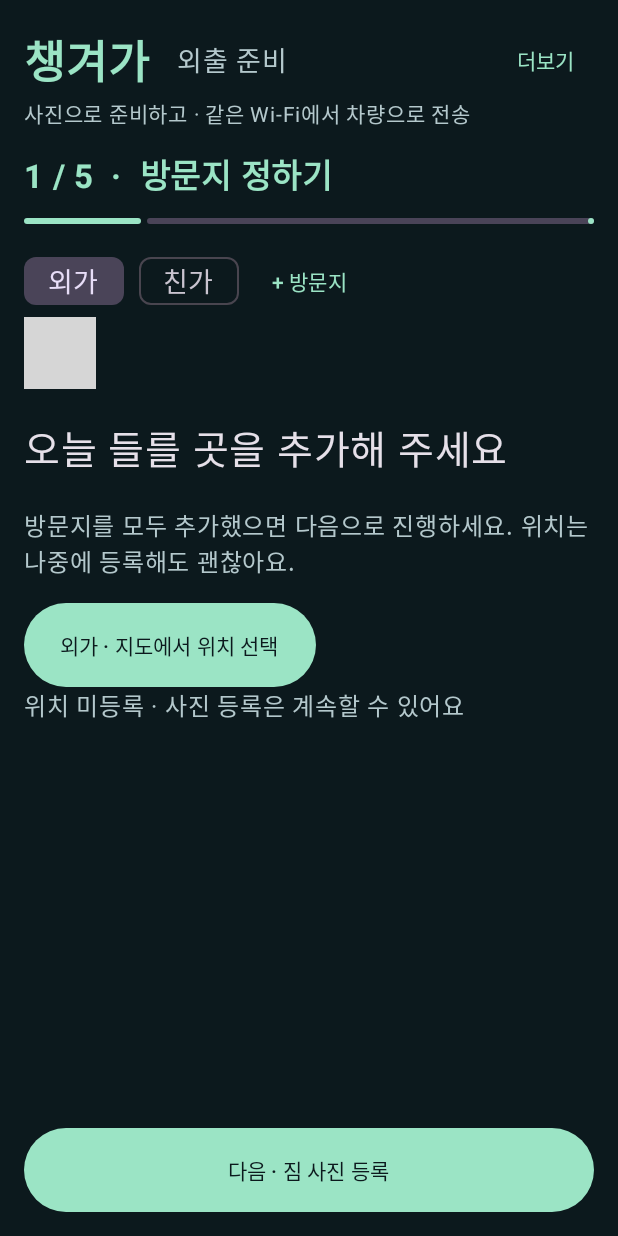
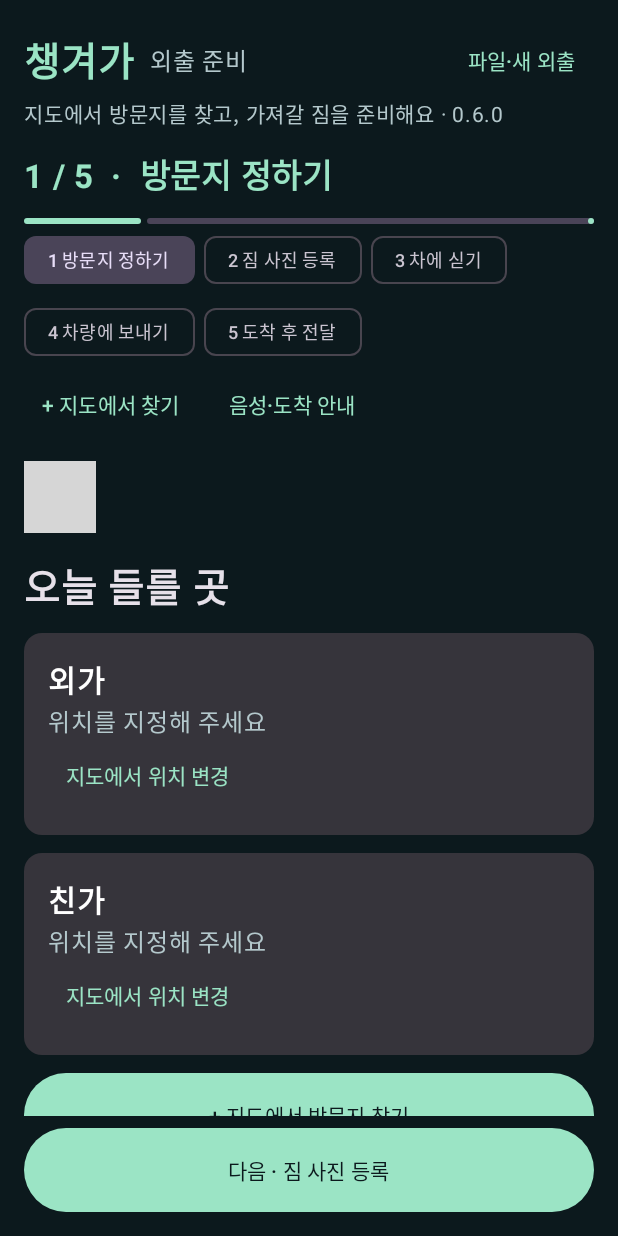
Before and after one commit to park-rudxo/hyundai_app, an Android app built with Jetpack Compose: the screen it shows after launch (MainActivity), after a tap on "예시로 둘러보기", on a phone screen of 412 x 824 dp. Run offline under Robolectric (Android 15) with nearby library versions, the phone set to English and light mode, and no system bars; 1 statement that could not run was skipped; grey boxes are pictures that could not be loaded.

Commit message:
Make trip setup map-first and fix system bar insets

```diff
--- a/android/app/build.gradle.kts
+++ b/android/app/build.gradle.kts
@@ -22,8 +22,8 @@ android {
         applicationId = "io.changyeoga.app"
         minSdk = 26
         targetSdk = 35
-        versionCode = 6
-        versionName = "0.5.1"
+        versionCode = 7
+        versionName = "0.6.0"
         testInstrumentationRunner = "androidx.test.runner.AndroidJUnitRunner"
         manifestPlaceholders["naverMapKey"] = naverMapKey
         buildConfigField("boolean", "HAS_NAVER_MAP_KEY", naverMapKey.isNotEmpty().toString())
--- a/android/app/src/main/java/io/changyeoga/app/MainActivity.kt
+++ b/android/app/src/main/java/io/changyeoga/app/MainActivity.kt
@@ -2,6 +2,7 @@ package io.changyeoga.app
 
 import android.os.Bundle
 import android.graphics.BitmapFactory
+import androidx.activity.enableEdgeToEdge
 import androidx.activity.ComponentActivity
 import androidx.activity.compose.rememberLauncherForActivityResult
 import androidx.activity.compose.setContent
@@ -45,6 +46,7 @@ class MainActivity: ComponentActivity() {
     private var signal by mutableStateOf("차량 상태 확인 중")
     override fun onCreate(savedInstanceState: Bundle?) {
         super.onCreate(savedInstanceState)
+        enableEdgeToEdge()
         setContent {
             MaterialTheme(colorScheme = darkColorScheme(primary=Mint,background=Ink,surface=Panel,onSurface=Color.White,onPrimary=Ink)) {
                 val density=LocalDensity.current
@@ -66,6 +68,7 @@ class MainActivity: ComponentActivity() {
     }
 }
 
+@OptIn(ExperimentalLayoutApi::class)
 @Composable
 private fun App(vehicleAllowed: Boolean, signal: String) {
     val context=LocalContext.current
@@ -82,6 +85,7 @@ private fun App(vehicleAllowed: Boolean, signal: String) {
     LaunchedEffect(step) { if(!BuildConfig.IS_VEHICLE) delivery=step==4 }
     var more by remember { mutableStateOf(false) }
     var tools by remember { mutableStateOf(false) }
+    var assistantPanel by rememberSaveable { mutableStateOf(false) }
     val phone = !BuildConfig.IS_VEHICLE
     val steps = listOf("방문지 정하기", "짐 사진 등록", "차에 싣기", "차량에 보내기", "도착 후 전달")
     var simulatedParked by rememberSaveable { mutableStateOf(true) }
@@ -90,6 +94,7 @@ private fun App(vehicleAllowed: Boolean, signal: String) {
     var reset by rememberSaveable { mutableStateOf(false) }
     var pendingStop by rememberSaveable { mutableStateOf<String?>(null) }
     var pendingMapStop by rememberSaveable { mutableStateOf<String?>(null) }
+    var mapCreating by rememberSaveable { mutableStateOf(false) }
     var busy by remember { mutableStateOf(false) }
     var importConfirm by remember { mutableStateOf(false) }
     var wireless by remember { mutableStateOf(false) }
@@ -128,13 +133,25 @@ private fun App(vehicleAllowed: Boolean, signal: String) {
     val placeMap=rememberLauncherForActivityResult(ActivityResultContracts.StartActivityForResult()) { result ->
         val id=pendingMapStop
         pendingMapStop=null
-        if(result.resultCode==android.app.Activity.RESULT_OK && id!=null) {
+        if(result.resultCode==android.app.Activity.RESULT_OK && (id!=null || mapCreating)) {
             val lat=result.data?.getDoubleExtra("latitude",Double.NaN) ?: Double.NaN
             val lon=result.data?.getDoubleExtra("longitude",Double.NaN) ?: Double.NaN
             if(lat.isFinite() && lon.isFinite() && lat in -90.0..90.0 && lon in -180.0..180.0) {
-                commit(trip.copy(stops=trip.stops.map { if(it.id==id) it.copy(latitude=lat,longitude=lon) else it }))
+                val name=result.data?.getStringExtra("name")?.trim().orEmpty().ifBlank { "선택한 장소" }.take(30)
+                if(mapCreating) {
+                    val stop=Stop(name=name,latitude=lat,longitude=lon)
+                    commit(trip.copy(stops=trip.stops+stop,selectedStopId=stop.id))
+                } else commit(trip.copy(stops=trip.stops.map { if(it.id==id) it.copy(name=name,latitude=lat,longitude=lon) else it }))
             } else error="선택한 위치를 읽지 못했습니다. 다시 선택해 주세요."
         }
+    }
+    fun openMap(stop:Stop?=null) {
+        mapCreating=stop==null
+        pendingMapStop=stop?.id
+        val intent=android.content.Intent().setClassName(context,"io.changyeoga.app.PlaceMapActivity")
+        stop?.latitude?.let { intent.putExtra("latitude",it) }
+        stop?.longitude?.let { intent.putExtra("longitude",it) }
+        runCatching { placeMap.launch(intent) }.onFailure { pendingMapStop=null;mapCreating=false;error="지도 화면을 열지 못했습니다." }
     }
     val exporter=rememberLauncherForActivityResult(ActivityResultContracts.CreateDocument("application/zip")) { uri ->
         if(uri!=null) {
@@ -181,12 +198,12 @@ private fun App(vehicleAllowed: Boolean, signal: String) {
         Column(Modifier.fillMaxSize().statusBarsPadding().navigationBarsPadding().padding(horizontal=if(compact) 16.dp else 28.dp,vertical=16.dp)) {
             Row(Modifier.fillMaxWidth(),horizontalArrangement=Arrangement.SpaceBetween,verticalAlignment=Alignment.CenterVertically) {
                 Row(verticalAlignment=Alignment.CenterVertically) {
-                    Text("챙겨가",fontSize=30.sp,fontWeight=FontWeight.Bold,color=Mint)
-                    Spacer(Modifier.width(18.dp))
-                    Text(if(BuildConfig.IS_VEHICLE) "오늘의 방문" else "외출 준비",color=Soft,fontSize=18.sp)
+                    Text("챙겨가",fontSize=26.sp,fontWeight=FontWeight.Bold,color=Mint)
+                    Spacer(Modifier.width(10.dp))
+                    Text(if(BuildConfig.IS_VEHICLE) "오늘의 방문" else "외출 준비",color=Soft,fontSize=16.sp)
                 }
                 Box {
-                    TextButton(onClick={more=true},enabled=allowed&&!busy) { Text("더보기") }
+                    TextButton(onClick={if(phone) tools=true else more=true},enabled=allowed&&!busy) { Text(if(phone) "파일·새 외출" else "더보기") }
                     DropdownMenu(expanded=more,onDismissRequest={more=false}) {
                         DropdownMenuItem(text={Text("새 외출")},onClick={more=false;reset=true})
                         DropdownMenuItem(text={Text("위치·음성 도구")},onClick={more=false;tools=!tools})
@@ -195,7 +212,7 @@ private fun App(vehicleAllowed: Boolean, signal: String) {
                     }
                 }
             }
-            Text(when { BuildConfig.IS_DEMO -> "시연 전용 · 주차와 도착을 직접 선택합니다"; BuildConfig.IS_VEHICLE -> signal; else -> "사진으로 준비하고 · 같은 Wi-Fi에서 차량으로 전송" },color=Soft,fontSize=14.sp)
+            Text(when { BuildConfig.IS_DEMO -> "시연 전용 · 주차와 도착을 직접 선택합니다"; BuildConfig.IS_VEHICLE -> signal; else -> "지도에서 방문지를 찾고, 가져갈 짐을 준비해요 · ${BuildConfig.VERSION_NAME}" },color=Soft,fontSize=14.sp)
             if(allowed && BuildConfig.IS_VEHICLE) Row(Modifier.horizontalScroll(rememberScrollState()),horizontalArrangement=Arrangement.spacedBy(8.dp)) {
                 Button(enabled=!busy&&!loadFailed,onClick={wireless=true}) { Text(if(BuildConfig.IS_VEHICLE) "휴대폰에서 받기" else "차량으로 보내기") }
                 TextButton(enabled=!busy&&!loadFailed,onClick={runCatching { exporter.launch("changyeoga-trip.zip") }.onFailure { error="파일 저장 앱을 열 수 없습니다." }}) { Text("목록 내보내기") }
@@ -205,7 +222,18 @@ private fun App(vehicleAllowed: Boolean, signal: String) {
                 Text("${step+1} / ${steps.size}  ·  ${steps[step]}",color=Mint,modifier=Modifier.padding(vertical=12.dp),fontSize=22.sp,fontWeight=FontWeight.Bold)
                 LinearProgressIndicator(progress={ (step+1)/5f },modifier=Modifier.fillMaxWidth())
             }
-            TripAssistant(trip,allowed&&!busy&&!loadFailed,showControls=tools,onSave={commit(it)},onArrive={ id ->
+            if(phone && trip.stops.isNotEmpty()) {
+                FlowRow(Modifier.fillMaxWidth(),horizontalArrangement=Arrangement.spacedBy(6.dp)) {
+                    steps.forEachIndexed { target,label ->
+                        FilterChip(selected=step==target,onClick={step=target;delivery=target==4},enabled=!busy,label={Text("${target+1} ${label}",fontSize=12.sp)})
+                    }
+                }
+            }
+            if(phone) Row(Modifier.fillMaxWidth(),horizontalArrangement=Arrangement.spacedBy(8.dp)) {
+                TextButton(onClick={openMap()},enabled=allowed&&!busy) { Text("+ 지도에서 찾기") }
+                TextButton(onClick={assistantPanel=!assistantPanel},enabled=allowed&&!busy) { Text(if(assistantPanel) "음성·도착 안내 닫기" else "음성·도착 안내") }
+            }
+            TripAssistant(trip,allowed&&!busy&&!loadFailed,showControls=if(phone) assistantPanel else tools,onSave={commit(it)},onArrive={ id ->
                 if(allowed&&!busy&&!loadFailed) { commit(trip.selectStop(id));delivery=true;step=4 }
             },onPrepare={delivery=false;step=2})
             if(BuildConfig.IS_DEMO) {
@@ -231,7 +259,7 @@ private fun App(vehicleAllowed: Boolean, signal: String) {
                         Column(horizontalAlignment=Alignment.CenterHorizontally,verticalArrangement=Arrangement.spacedBy(16.dp)) {
                             Text("오늘 어디에 들르나요?",fontSize=32.sp,fontWeight=FontWeight.Bold)
                             Text("방문지를 정하고, 그곳에 가져갈 짐을 사진으로 담아요.",color=Soft)
-                            Button(onClick={addStop=true},modifier=Modifier.heightIn(min=56.dp)) { Text("첫 방문지 추가",fontSize=18.sp) }
+                            Button(onClick={if(phone) openMap() else addStop=true},modifier=Modifier.heightIn(min=56.dp)) { Text(if(phone) "지도에서 첫 방문지 찾기" else "첫 방문지 추가",fontSize=18.sp) }
                             OutlinedButton(onClick={commit(Trip.example())}) { Text("예시로 둘러보기") }
                         }
                     }
@@ -242,27 +270,29 @@ private fun App(vehicleAllowed: Boolean, signal: String) {
                         FilterChip(selected=delivery,onClick={delivery=true},label={Text("2  도착·전달")})
                         if(trip.example) Text("예시 방문지 · 직접 선택",Modifier.padding(12.dp),color=Soft)
                     }
-                    Row(Modifier.fillMaxWidth().horizontalScroll(rememberScrollState()),horizontalArrangement=Arrangement.spacedBy(10.dp)) {
+                    if(!phone || step!=0) FlowRow(Modifier.fillMaxWidth(),horizontalArrangement=Arrangement.spacedBy(10.dp)) {
                         trip.stops.forEach { stop ->
                             FilterChip(selected=stop.id==trip.selectedStopId,onClick={commit(trip.selectStop(stop.id))},label={Text(stop.name,fontSize=18.sp)})
                         }
-                        if(!phone || step==0) TextButton(onClick={addStop=true}) { Text("+ 방문지") }
+                        if(!phone || step==0) TextButton(onClick={if(phone) openMap() else addStop=true}) { Text("+ 방문지") }
                     }
                     val stop=trip.stops.firstOrNull { it.id==trip.selectedStopId } ?: trip.stops.first()
                     val items=trip.forStop(stop.id)
                     VehicleMapActions(stop,allowed&&!busy)
                     if(phone && step==0) {
-                        Text("오늘 들를 곳을 추가해 주세요",fontSize=26.sp,modifier=Modifier.padding(vertical=20.dp))
-                        Text("방문지를 모두 추가했으면 다음으로 진행하세요. 위치는 나중에 등록해도 괜찮아요.",color=Soft)
-                        Button(onClick={
-                            pendingMapStop=stop.id
-                            val intent=android.content.Intent().setClassName(context,"io.changyeoga.app.PlaceMapActivity")
-                            stop.latitude?.let { intent.putExtra("latitude",it) }
-                            stop.longitude?.let { intent.putExtra("longitude",it) }
-                            runCatching { placeMap.launch(intent) }.onFailure { pendingMapStop=null;error="지도 화면을 열지 못했습니다." }
-                        },enabled=!busy,modifier=Modifier.padding(top=16.dp).heightIn(min=56.dp)) { Text("${stop.name} · 지도에서 위치 선택") }
-                        Text(if(stop.latitude==null) "위치 미등록 · 사진 등록은 계속할 수 있어요" else "방문지 위치 저장됨",color=Soft)
-                        Spacer(Modifier.weight(1f))
+                        LazyColumn(Modifier.weight(1f).fillMaxWidth(),verticalArrangement=Arrangement.spacedBy(12.dp),contentPadding=PaddingValues(vertical=16.dp)) {
+                            item { Text("오늘 들를 곳",fontSize=26.sp,fontWeight=FontWeight.Bold) }
+                            items(trip.stops,key={it.id}) { destination ->
+                                Card(Modifier.fillMaxWidth()) {
+                                    Column(Modifier.padding(16.dp)) {
+                                        Text(destination.name,fontSize=20.sp,fontWeight=FontWeight.Bold)
+                                        Text(if(destination.latitude==null) "위치를 지정해 주세요" else "지도에 위치 저장됨",color=Soft)
+                                        TextButton(onClick={openMap(destination)}) { Text("지도에서 위치 변경") }
+                                    }
+                                }
+                            }
+                            item { Button(onClick={openMap()},enabled=!busy,modifier=Modifier.fillMaxWidth().heightIn(min=56.dp)) { Text("+ 지도에서 방문지 찾기") } }
+                        }
                     } else if(phone && step==3) {
                         Text("준비한 짐을 차량으로 보내세요",fontSize=26.sp,modifier=Modifier.padding(vertical=20.dp))
                         Text("방문지 ${trip.stops.size}곳 · 짐 ${trip.items.size}개\n휴대폰과 차량을 같은 Wi-Fi에 연결해 주세요.",color=Soft)
@@ -312,6 +342,17 @@ private fun App(vehicleAllowed: Boolean, signal: String) {
             }
         }
     }
+    if(phone && tools && allowed) AlertDialog(onDismissRequest={tools=false},title={Text("사용할 기능")},text={
+        Column(verticalArrangement=Arrangement.spacedBy(8.dp)) {
+            Text("지도 · 사진 · 적재 · 전송 · 전달은 화면 위 단계에서 바로 이동할 수 있어요.")
+            OutlinedButton(onClick={tools=false;openMap()},modifier=Modifier.fillMaxWidth()) { Text("지도에서 방문지 추가") }
+            OutlinedButton(onClick={tools=false;wireless=true},enabled=trip.items.isNotEmpty(),modifier=Modifier.fillMaxWidth()) { Text("차량으로 보내기") }
+            OutlinedButton(onClick={tools=false;runCatching{exporter.launch("changyeoga-trip.zip")}.onFailure{error="파일 저장 앱을 열 수 없습니다."}},enabled=!loadFailed,modifier=Modifier.fillMaxWidth()) { Text("목록 내보내기") }
+            OutlinedButton(onClick={tools=false;importConfirm=true},modifier=Modifier.fillMaxWidth()) { Text("목록 가져오기") }
+            TextButton(onClick={tools=false;reset=true},modifier=Modifier.fillMaxWidth()) { Text("새 외출") }
+            Text("설치 버전 ${BuildConfig.VERSION_NAME}",color=Soft)
+        }
+    },confirmButton={TextButton(onClick={tools=false}){Text("닫기")}})
     if(addStop && allowed) AlertDialog(onDismissRequest={addStop=false},title={Text("방문지 추가")},text={OutlinedTextField(value=stopName,onValueChange={stopName=it.take(30)},label={Text("예: 외가, 친구 집")},singleLine=true,modifier=Modifier.testTag("stopName"))},confirmButton={TextButton(enabled=stopName.isNotBlank(),onClick={commit(trip.addStop(stopName));stopName="";addStop=false}){Text("추가")}},dismissButton={TextButton(onClick={addStop=false}){Text("취소")}})
     if(reset && allowed) AlertDialog(onDismissRequest={reset=false},title={Text("새 외출을 준비할까요?")},text={Text("현재 방문지, 짐과 사진이 이 기기에서 삭제됩니다.")},confirmButton={TextButton(enabled=!busy,onClick={val previous=trip; commit(Trip());if(trip==Trip()){previous.items.forEach{store.deletePhoto(it.photo)};loadFailed=false;delivery=false;step=0};reset=false}){Text("초기화")}},dismissButton={TextButton(onClick={reset=false}){Text("취소")}})
 }
--- a/android/app/src/main/java/io/changyeoga/app/TripAssistant.kt
+++ b/android/app/src/main/java/io/changyeoga/app/TripAssistant.kt
@@ -27,6 +27,7 @@ import androidx.lifecycle.LifecycleEventObserver
 import androidx.lifecycle.compose.LocalLifecycleOwner
 import java.util.Locale
 
+@OptIn(ExperimentalLayoutApi::class)
 @Composable
 fun TripAssistant(trip: Trip, allowed: Boolean, showControls: Boolean = true, onSave: (Trip)->Unit, onArrive: (String)->Unit, onPrepare: ()->Unit) {
     val context=LocalContext.current
@@ -36,11 +37,6 @@ fun TripAssistant(trip: Trip, allowed: Boolean, showControls: Boolean = true, on
     var message by remember { mutableStateOf("") }
     var gps by remember { mutableStateOf(false) }
     var fix by remember { mutableStateOf<Position?>(null) }
-    var editor by remember { mutableStateOf(false) }
-    var lat by remember { mutableStateOf("") }
-    var lon by remember { mutableStateOf("") }
-    var editId by remember { mutableStateOf<String?>(null) }
-    var editError by remember { mutableStateOf("") }
     var recognized by remember { mutableStateOf<String?>(null) }
     var tts by remember { mutableStateOf<TextToSpeech?>(null) }
     var speechReady by remember { mutableStateOf(false) }
@@ -122,17 +118,14 @@ fun TripAssistant(trip: Trip, allowed: Boolean, showControls: Boolean = true, on
         }
     }
     if(allowed && showControls) {
-        Row(Modifier.fillMaxWidth().horizontalScroll(rememberScrollState()),horizontalArrangement=Arrangement.spacedBy(8.dp)) {
+        FlowRow(Modifier.fillMaxWidth(),horizontalArrangement=Arrangement.spacedBy(8.dp)) {
             if(!BuildConfig.IS_VEHICLE) {
                 OutlinedButton(onClick={
                     if(gps) gps=false
                     else permission.launch(arrayOf(Manifest.permission.ACCESS_FINE_LOCATION,Manifest.permission.ACCESS_COARSE_LOCATION))
                 }) { Text(if(gps) "위치 찾기 중지" else "현재 위치 찾기") }
                 TextButton(onClick={context.startActivity(Intent(android.provider.Settings.ACTION_LOCATION_SOURCE_SETTINGS))}) { Text("위치 설정") }
-                OutlinedButton(enabled=trip.stops.isNotEmpty(),onClick={
-                    val stop=trip.stops.firstOrNull { it.id==trip.selectedStopId } ?: trip.stops.first()
-                    editId=stop.id;lat=stop.latitude?.toString() ?: "";lon=stop.longitude?.toString() ?: "";editError="";editor=true
-                }) { Text("방문지 위치") }
+
             }
             OutlinedButton(onClick={
                 tts?.stop()
@@ -141,24 +134,10 @@ fun TripAssistant(trip: Trip, allowed: Boolean, showControls: Boolean = true, on
             }) { Text("음성 명령") }
             TextButton(onClick={say(luggageSummary(current,current.selectedStopId ?: ""))}) { Text("짐 읽기") }
         }
-        fix?.let { Text("현재 위치: %.5f, %.5f · 오차 약 %.0fm".format(it.latitude,it.longitude,it.accuracy),style=MaterialTheme.typography.bodySmall) }
+        fix?.let { Text("현재 위치를 확인했어요 · 오차 약 %.0fm".format(it.accuracy),style=MaterialTheme.typography.bodySmall) }
         if(message.isNotBlank()) Text(message,style=MaterialTheme.typography.bodySmall)
         if(!speechReady) Text("한국어 음성 출력 준비 전 · 안내는 글로도 표시됩니다.",style=MaterialTheme.typography.bodySmall)
     }
-    if(editor && allowed) AlertDialog(onDismissRequest={editor=false},title={Text("${trip.stops.firstOrNull { it.id==editId }?.name ?: "방문지"} 위치")},text={
-        Column(verticalArrangement=Arrangement.spacedBy(8.dp)) {
-            Text("목적지의 위도·경도를 입력하거나, 지금 그 장소에 있다면 현재 GPS를 저장하세요. 집에서 현재 위치를 누르면 목적지가 집으로 설정됩니다.")
-            OutlinedTextField(value=lat,onValueChange={lat=it.take(25)},label={Text("위도 (-90~90)")},singleLine=true)
-            OutlinedTextField(value=lon,onValueChange={lon=it.take(25)},label={Text("경도 (-180~180)")},singleLine=true)
-            TextButton(onClick={val point=fix;if(point!=null&&point.usable(SystemClock.elapsedRealtime())){lat=point.latitude.toString();lon=point.longitude.toString();editError=""}else editError="위치를 아직 받지 못했거나 오차가 50m를 넘습니다. 위치 찾기를 켠 뒤 실외에서 다시 시도해 주세요."}) { Text("현재 GPS 사용") }
-            Text("등록한 좌표는 사진·목록과 함께 전송됩니다. 위치 기록은 저장하지 않습니다.")
-            if(editError.isNotBlank()) Text(editError,color=MaterialTheme.colorScheme.error)
-        }
-    },confirmButton={TextButton(onClick={
-        val stop=runCatching { Stop(id=editId ?: "",name=trip.stops.first { it.id==editId }.name,latitude=lat.toDouble(),longitude=lon.toDouble()) }.getOrNull()
-        if(stop==null) editError="올바른 위도·경도를 입력해 주세요."
-        else { onSave(trip.copy(stops=trip.stops.map { if(it.id==editId) stop else it }));editor=false }
-    }){Text("위치 저장")}},dismissButton={TextButton(onClick={editor=false}){Text("취소")}})
     if(recognized!=null && allowed) AlertDialog(onDismissRequest={recognized=null},title={Text("이 명령을 실행할까요?")},text={Text(recognized!!)},confirmButton={TextButton(onClick={
         when(val action=parseVoice(recognized!!,current.stops)) {
             VoiceAction.Read -> say(luggageSummary(current,current.selectedStopId ?: ""))
```
Also changed, not shown: 12 other files.
